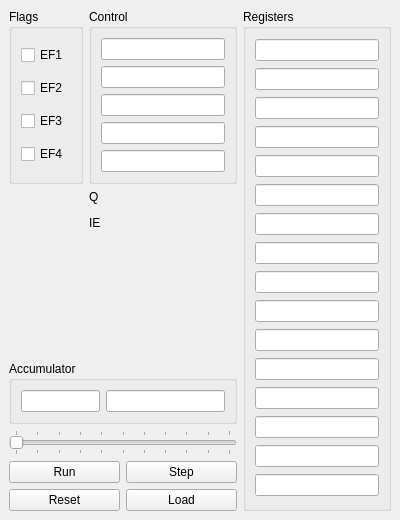
Mark-Clegg/EM1802, file processor.ui: the form before one commit.
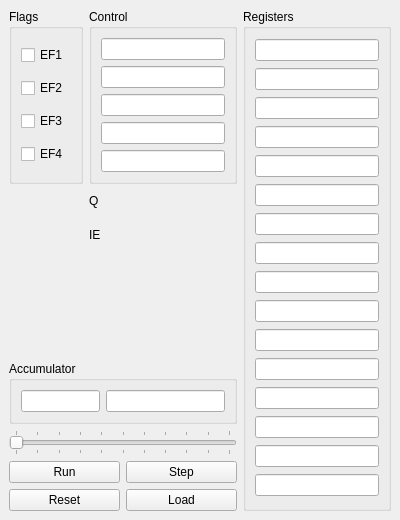
The form after the commit. Custom widgets are drawn as their Qt base class.

Diff of the .ui file:
```diff
--- a/processor.ui
+++ b/processor.ui
@@ -232,6 +232,12 @@
     </item>
     <item row="3" column="1">
      <widget class="IndicatorLED" name="IE">
+      <property name="minimumSize">
+       <size>
+        <width>0</width>
+        <height>22</height>
+       </size>
+      </property>
       <property name="text">
        <string>IE</string>
       </property>
@@ -239,6 +245,12 @@
     </item>
     <item row="1" column="1">
      <widget class="IndicatorLED" name="Q">
+      <property name="minimumSize">
+       <size>
+        <width>0</width>
+        <height>22</height>
+       </size>
+      </property>
       <property name="text">
        <string>Q</string>
       </property>
```
Left out of the diff: 207 changed lines with no effect on the pictures.
